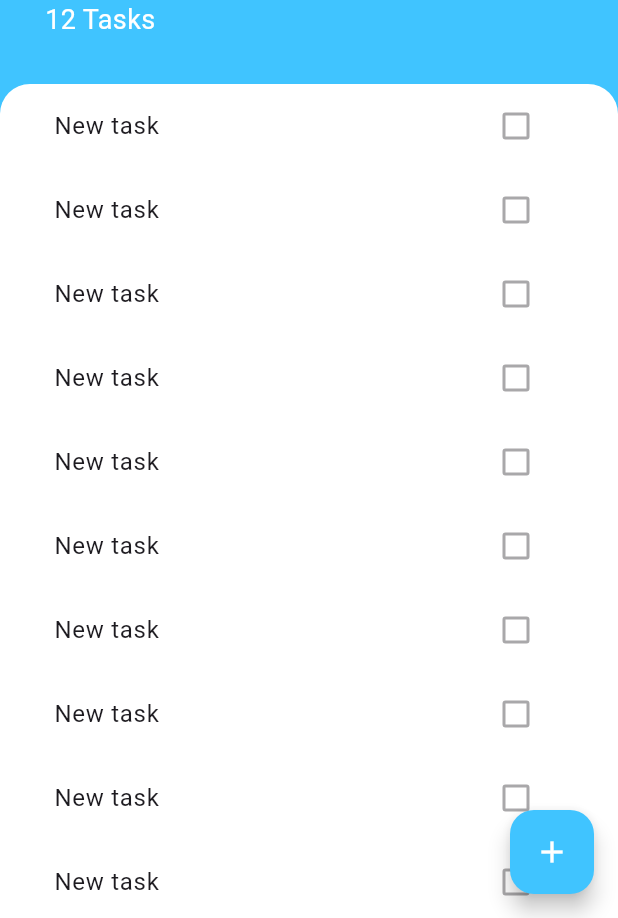
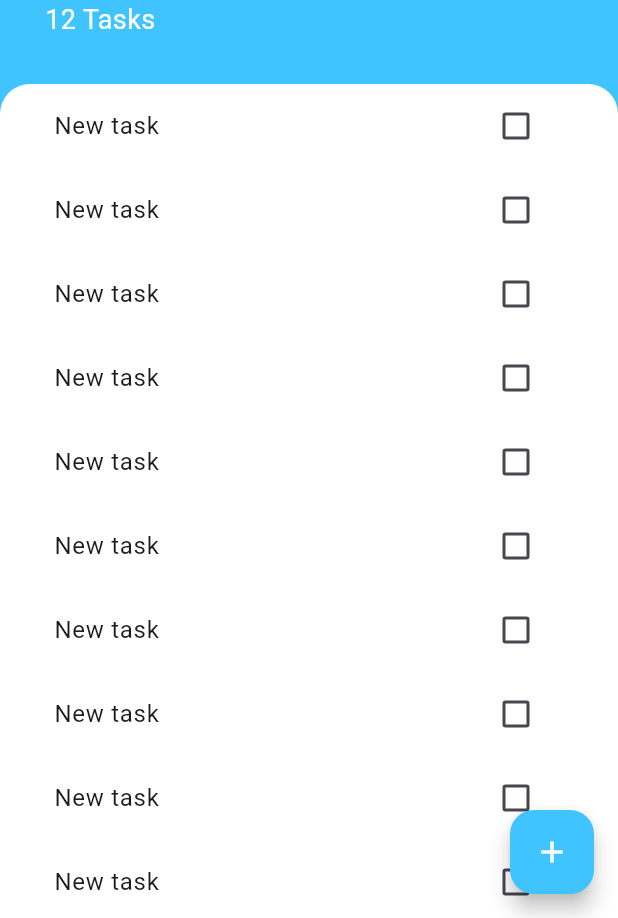
Before and after one commit to OmarAlazaizeh/todoey, a Flutter app: the screen it shows after launch, on a phone screen of 412 x 824 dp, the part 318-1236 px from its top. Run offline on Flutter 3.47's test engine with Material 3 defaults, Android fonts, the phone set to English and light mode, and no system bars.

Commit message:
Working on the task checkbox

```diff
--- a/lib/widgets/task_tile.dart
+++ b/lib/widgets/task_tile.dart
@@ -5,10 +5,30 @@ class TaskTile extends StatelessWidget {
 
   @override
   Widget build(BuildContext context) {
-    return ListTile(
-      title: Text('New task'),
-      // TODO: create a call back for the checkbox
-      trailing: Checkbox(value: false, onChanged: null),
+    return ListTile(title: Text('New task'), trailing: TaskCheckbox());
+  }
+}
+
+class TaskCheckbox extends StatefulWidget {
+  const TaskCheckbox({super.key});
+
+  @override
+  State<TaskCheckbox> createState() => _TaskCheckboxState();
+}
+
+class _TaskCheckboxState extends State<TaskCheckbox> {
+  bool? isChecked = false;
+
+  @override
+  Widget build(BuildContext context) {
+    return Checkbox(
+      value: isChecked,
+      activeColor: Colors.lightBlueAccent,
+      onChanged: (newValue) {
+        setState(() {
+          isChecked = newValue;
+        });
+      },
     );
   }
 }
```
